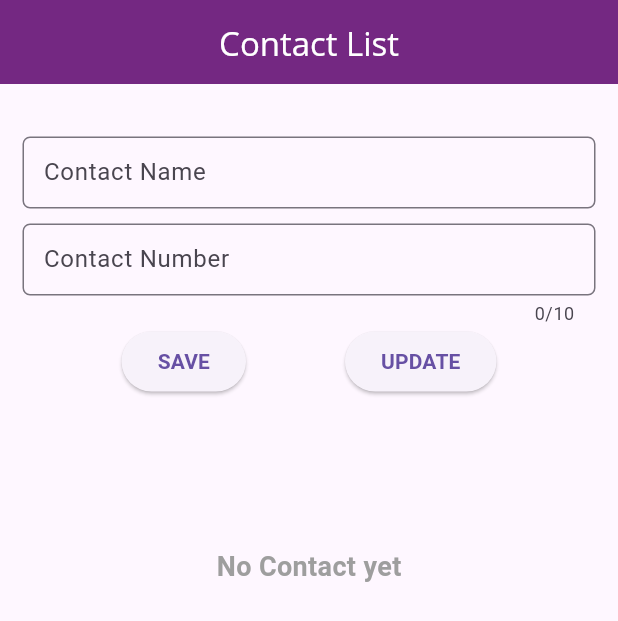
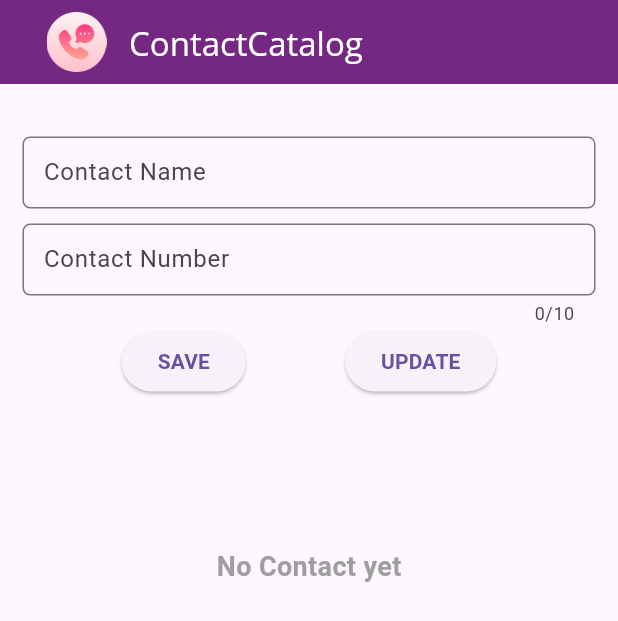
Before and after one commit to kalpesh521/ContactCatalog, a Flutter app: the screen it shows after launch, on a phone screen of 412 x 824 dp. Shown: the top 621 px of the screen. Run offline on Flutter 3.47's test engine with Material 3 defaults, Android fonts, the phone set to English and light mode, and no system bars; Roboto replaces fonts that are missing (Open Sans).

Commit message:
icon added

```diff
--- a/crud/lib/HomePage.dart
+++ b/crud/lib/HomePage.dart
@@ -19,16 +19,23 @@ class HomePageState extends State<HomePage> {
     return Scaffold(
         appBar: AppBar(
           centerTitle: true,
-          title: Text(
-            'Contact List',
-            style: TextStyle(color: Colors.white, fontFamily: 'Open Sans'),
+          title: Row(
+            children: [
+              Padding(
+                padding: const EdgeInsets.all(15.0),
+                child: Image.asset(
+                  'assets/icons/phone-call.png',
+                  width: 40,
+                  height: 40,
+                ),
+              ),
+              Text(
+                'ContactCatalog',
+                style: TextStyle(color: Colors.white, fontFamily: 'Open Sans'),
+              ),
+            ],
           ),
-          backgroundColor: Color.fromRGBO(
-            94,
-            7,
-            110,
-            0.863,
-          ),
+          backgroundColor: Color.fromRGBO(94, 7, 110, 0.863),
         ),
         body: Padding(
           padding: const EdgeInsets.all(15.0),
@@ -104,10 +111,12 @@ class HomePageState extends State<HomePage> {
                 height: 100,
               ),
               contacts.isEmpty
-                  ? Center(child: Text('No Contact yet',
-                  style: TextStyle(
-                    fontWeight: FontWeight.bold,fontSize: 18,color: Colors.grey
-                    )))
+                  ? Center(
+                      child: Text('No Contact yet',
+                          style: TextStyle(
+                              fontWeight: FontWeight.bold,
+                              fontSize: 18,
+                              color: Colors.grey)))
                   : Expanded(
                       child: ListView.builder(
                         itemCount: contacts.length,
--- a/crud/pubspec.yaml
+++ b/crud/pubspec.yaml
@@ -59,8 +59,8 @@ flutter:
   uses-material-design: true
 
   # To add assets to your application, add an assets section, like this:
-  # assets:
-  #   - images/a_dot_burr.jpeg
+  assets:
+    - assets/icons/
   #   - images/a_dot_ham.jpeg
 
   # An image asset can refer to one or more resolution-specific "variants", see
```
Also changed, not shown: crud/assets/icons/phone-call.png (added).
